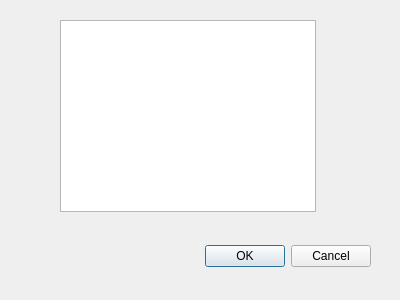
Trine-Software-Engineers/ColeAndrewLucas-Snake, file leaderboard.ui: the form before one commit.
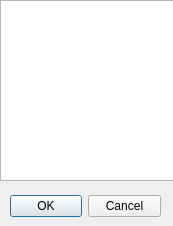
The form after the commit.

Commit message: Made leaderboard sizing better

Diff of the .ui file:
```diff
--- a/leaderboard.ui
+++ b/leaderboard.ui
@@ -6,8 +6,8 @@
    <rect>
     <x>0</x>
     <y>0</y>
-    <width>400</width>
-    <height>300</height>
+    <width>173</width>
+    <height>226</height>
    </rect>
   </property>
   <property name="windowTitle">
@@ -16,9 +16,9 @@
   <widget class="QDialogButtonBox" name="buttonBox">
    <property name="geometry">
     <rect>
-     <x>30</x>
-     <y>240</y>
-     <width>341</width>
+     <x>10</x>
+     <y>190</y>
+     <width>151</width>
      <height>32</height>
     </rect>
    </property>
@@ -32,10 +32,10 @@
   <widget class="QTableWidget" name="tableWidget">
    <property name="geometry">
     <rect>
-     <x>60</x>
-     <y>20</y>
-     <width>256</width>
-     <height>192</height>
+     <x>0</x>
+     <y>0</y>
+     <width>201</width>
+     <height>181</height>
     </rect>
    </property>
   </widget>
```
The commit also changes 2 other files.
